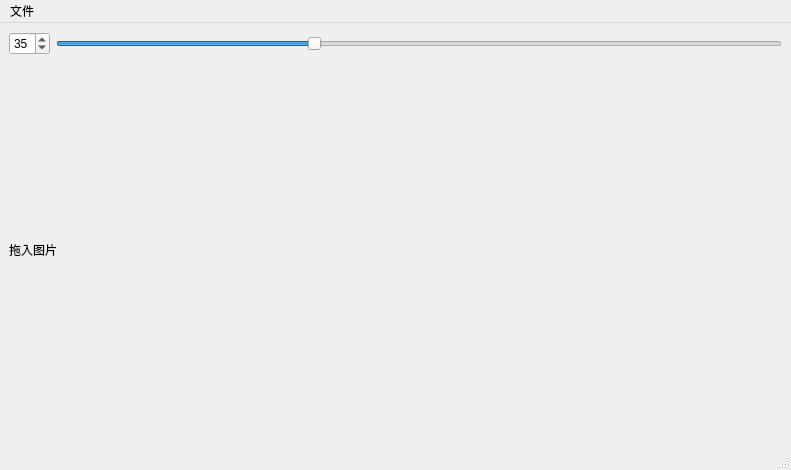
Old version of the form dialog.ui in the repository zhaipro/imcut.
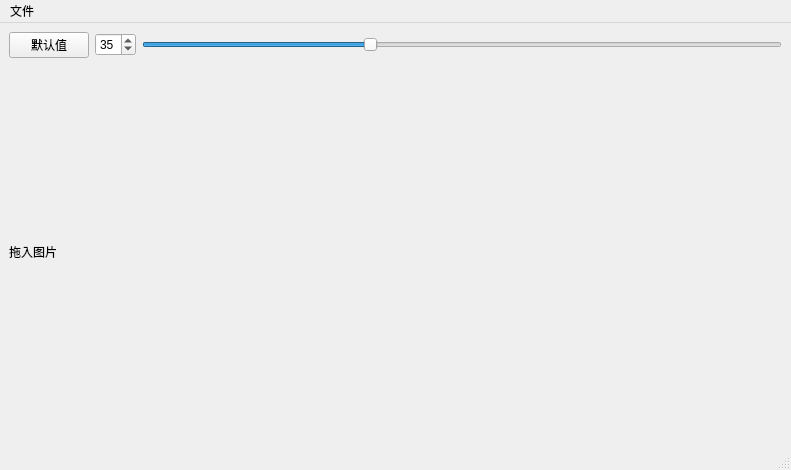
New version of the form.

Commit message: 可恢复默认值

```diff
--- a/dialog.ui
+++ b/dialog.ui
@@ -17,6 +17,16 @@
    <layout class="QVBoxLayout" name="verticalLayout_2">
     <item>
      <layout class="QHBoxLayout" name="horizontalLayout">
+      <item>
+       <widget class="QPushButton" name="defaultButton">
+        <property name="text">
+         <string>默认值</string>
+        </property>
+        <property name="checkable">
+         <bool>false</bool>
+        </property>
+       </widget>
+      </item>
       <item>
        <widget class="QSpinBox" name="thresholdBox">
         <property name="value">
```
The commit also changes 1 other file.
